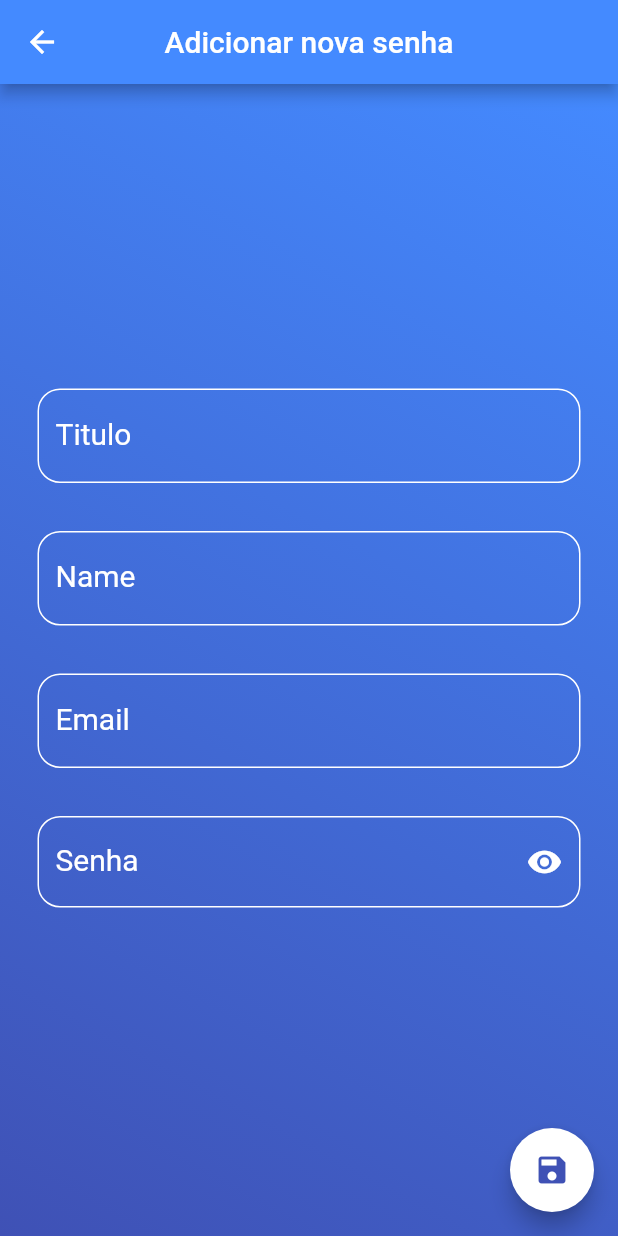
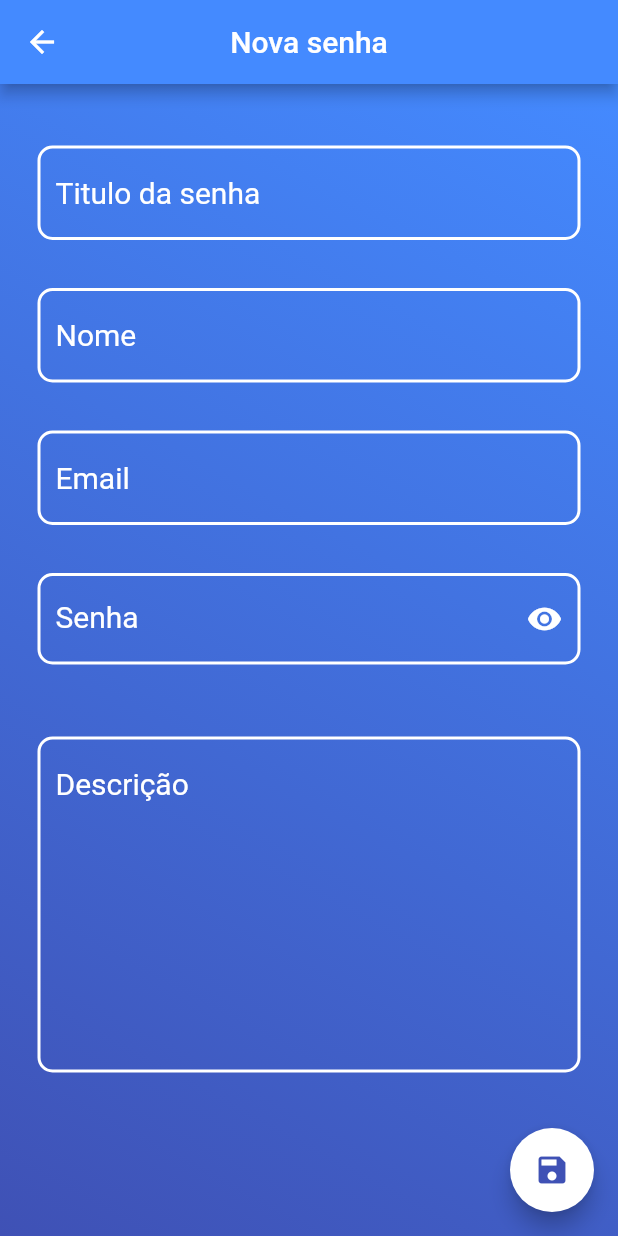
Before and after one commit to JulioMCDias/Cofre-de-Senha, a Flutter app: the ListPasswordScreen screen opened directly, after a tap on the "add" icon, on a phone screen of 412 x 824 dp. Run offline on Flutter 3.47's test engine with Material 2 defaults, Android fonts, the phone set to English and light mode, and no system bars; our stand-ins replace flutter_svg.

Commit message:
added languages

```diff
--- /dev/null
+++ b/lib/l10n/intl_pt.arb
@@ -0,0 +1,25 @@
+{
+  "title": "Cofre de senha",
+  "titleNewPassword": "Nova senha",
+  "titleEditPassword": "Editar senha",
+  "titleBooks": "Cadernos",
+
+  "infoOpenRepository": "Abrir repositorio",
+  "infoRepository": "Repositório:",
+  "infoNameBook": "Nome do Caderno",
+  "fieldTitlePassword": "Titulo da senha",
+  "fieldName": "Nome",
+  "fieldEmail": "Email",
+  "fieldPassword": "Senha",
+  "hintPassword": "Enter com a senha do repositorio",
+  "fieldDescription": "Descrição",
+
+  "btnOpenRepository": "Abrir",
+  "btnNewRepository": "Criar Repositório",
+  "btnCancel": "Cancelar",
+  "btnSave": "Save",
+
+  "checkBoxBiometric": "usar biometria",
+  "checkBoxPassword": "Relembrar senha"
+
+}
--- a/lib/ui/screens/add_password_screen.dart
+++ b/lib/ui/screens/add_password_screen.dart
@@ -1,6 +1,7 @@
+import 'package:cofresenha/generated/l10n.dart';
 import 'package:cofresenha/ui/widget/background_decoration.dart';
 import 'package:cofresenha/ui/widget/custom_text_filder.dart';
-import 'package:cofresenha/ui/widget/custom_text_from_field.dart';
+import 'package:cofresenha/ui/widget/text_from_field_password.dart';
 import 'package:flutter/material.dart';
 
 class AddPasswordScreen extends StatefulWidget {
@@ -9,13 +10,16 @@ class AddPasswordScreen extends StatefulWidget {
 }
 
 class _AddPasswordScreenState extends State<AddPasswordScreen> {
+
+  final _textEditingPassword = TextEditingController();
+
   @override
   Widget build(BuildContext context) {
     return Scaffold(
       appBar: AppBar(
         backgroundColor: Colors.blueAccent,
         centerTitle: true,
-        title: Text( "Adicionar nova senha",
+          title: Text(S.of(context).titleNewPassword,
           style: TextStyle(color: Theme.of(context).primaryColor),
         ),
         leading: IconButton(
@@ -29,7 +33,6 @@ class _AddPasswordScreenState extends State<AddPasswordScreen> {
       body: Container(
         decoration: BackgroundDecoration(),
         height: double.infinity,
-          child: Center(
           child: SingleChildScrollView(
             padding: const EdgeInsets.all(25.0),
             child: Column(
@@ -37,7 +40,7 @@ class _AddPasswordScreenState extends State<AddPasswordScreen> {
                 Padding(
                   padding: const EdgeInsets.symmetric(vertical: 16),
                   child: CustomTextField(
-                      labelText: "Titulo",
+                    labelText: S.of(context).fieldTitlePassword,
                     fontSize: 20,
                     borderColor: Theme.of(context).primaryColor,
                     textColor: Theme.of(context).primaryColor,
@@ -46,7 +49,7 @@ class _AddPasswordScreenState extends State<AddPasswordScreen> {
                 Padding(
                   padding: const EdgeInsets.symmetric(vertical: 16),
                   child: CustomTextField(
-                      labelText: "Name",
+                    labelText: S.of(context).fieldName,
                     fontSize: 20,
                     borderColor: Theme.of(context).primaryColor,
                     textColor: Theme.of(context).primaryColor,
@@ -55,7 +58,7 @@ class _AddPasswordScreenState extends State<AddPasswordScreen> {
                 Padding(
                   padding: const EdgeInsets.symmetric(vertical: 16),
                   child: CustomTextField(
-                      labelText: "Email",
+                    labelText: S.of(context).fieldEmail,
                     fontSize: 20,
                     borderColor: Theme.of(context).primaryColor,
                     textColor: Theme.of(context).primaryColor,
@@ -63,12 +66,22 @@ class _AddPasswordScreenState extends State<AddPasswordScreen> {
                 ),
                 Padding(
                   padding: const EdgeInsets.only(top: 16, bottom: 32),
-                    child: CustomTextFromField(
-                      passwordVisible: true,
+                  child: TextFromFieldPassword(
+                    Theme.of(context).primaryColor, _textEditingPassword
+                  ),
+                ),
+                Padding(
+                  padding: const EdgeInsets.symmetric(vertical: 16),
+                  child: CustomTextField(
+                    minLines: 8,
+                    maxLines: 15,
+                    labelText: S.of(context).fieldDescription,
+                    fontSize: 20,
+                    borderColor: Theme.of(context).primaryColor,
+                    textColor: Theme.of(context).primaryColor,
                   ),
                 ),
               ],
-              ),
             ),
           ),
         ),
--- a/lib/ui/screens/list_password_screen.dart
+++ b/lib/ui/screens/list_password_screen.dart
@@ -1,6 +1,7 @@
 import 'package:cofresenha/data/model/note_password.dart';
 import 'package:cofresenha/ui/screens/add_password_screen.dart';
 import 'package:cofresenha/ui/widget/background_decoration.dart';
+import 'package:cofresenha/ui/widget/card_password.dart';
 import 'package:flutter/cupertino.dart';
 import 'package:flutter/material.dart';
 
@@ -12,7 +13,6 @@ class ListPasswordScreen extends StatefulWidget {
 class _ListPasswordScreenState extends State<ListPasswordScreen> {
   final List<NotePassword> _notePasswords = List();
   final String _title = "Sites";
-  bool _passwordVisible = true;
 
   @override
   void initState() {
@@ -20,6 +20,8 @@ class _ListPasswordScreenState extends State<ListPasswordScreen> {
     _notePasswords.add(NotePassword(name: "nome", title: "Titulo",
       email: "email@test.com", password: "password"));
 
+    _notePasswords.add(NotePassword(name: "nomess", title: "Titulo",
+      email: "email@test.com", password: "passwoadssdrd"));
   }
 
   @override
@@ -47,7 +49,7 @@ class _ListPasswordScreenState extends State<ListPasswordScreen> {
             padding: EdgeInsets.all(10),
             itemCount: _notePasswords.length,
             itemBuilder: (context, index){
-              return _infoCard(context, _notePasswords[index]);
+              return CardPassword(_notePasswords[index]);
             },
           )
         )
@@ -63,70 +65,4 @@ class _ListPasswordScreenState extends State<ListPasswordScreen> {
       ),
     );
   }
-
-  Widget _infoCard (context, NotePassword notePassword){
-    return GestureDetector(
-      child: Card(
-        shape: RoundedRectangleBorder(
-          borderRadius: BorderRadius.circular(15)
-        ),
-        elevation: 5,
-        child: Row(
-          children: [
-            Expanded(
-              child: Column(
-                children: [
-                  Padding(
-                    padding: const EdgeInsets.all(8.0),
-                    child: Text(notePassword.title, style: TextStyle(color: Colors.indigo, fontSize: 22),),
-                  ),
-                  Text(notePassword.email, style: TextStyle(color: Colors.indigo, fontSize: 18)),
-                  Padding(
-                    padding: const EdgeInsets.all(8.0),
-                    child: Row(
-                      mainAxisAlignment: MainAxisAlignment.start,
-                      children: [
-                        Padding(
-                          padding: const EdgeInsets.only(left: 32),
-                          child: Text(notePassword.name,
-                            style: TextStyle(color: Colors.indigo, fontSize: 18,),
-                            textAlign: TextAlign.left,
-                          ),
-                        ),
-                        Expanded(
-                          child: Padding(
-                            padding: const EdgeInsets.symmetric(vertical: 8, horizontal: 16),
-                            child: Text(notePassword.password,
-                              style: TextStyle(color: Colors.indigo, fontSize: 18),
-                              textAlign: TextAlign.right,
-                            ),
-                          )
-                        ),
-                        Padding(
-                          padding: const EdgeInsets.only(left: 8),
-                          child: IconButton(
-                            icon: Icon(
-                              _passwordVisible
-                                ? Icons.visibility
-                                : Icons.visibility_off,
-                              color: Colors.indigo,
-                            ),
-                            onPressed: () {
-                              setState(() {
-                                _passwordVisible = !_passwordVisible;
-                              });
-                            },
-                          ),
-                        ),
-                      ],
-                    ),
-                  ),
-                ],
-              ),
-            ),
-          ],
-        ),
-      ),
-    );
-  }
 }
--- /dev/null
+++ b/lib/ui/widget/card_password.dart
@@ -0,0 +1,78 @@
+import 'package:cofresenha/data/model/note_password.dart';
+import 'package:cofresenha/ui/widget/text_from_field_password.dart';
+import 'package:flutter/material.dart';
+
+
+class CardPassword extends StatefulWidget {
+  final NotePassword notePassword;
+  CardPassword(this.notePassword);
+
+  @override
+  _CardPasswordState createState() => _CardPasswordState(notePassword);
+}
+
+class _CardPasswordState extends State<CardPassword> {
+
+  final NotePassword _notePassword;
+  final _textEditingPassword = TextEditingController();
+
+  _CardPasswordState(this._notePassword);
+
+
+  @override
+  void initState() {
+    super.initState();
+    _textEditingPassword.text = _notePassword.password;
+  }
+
+
+
+  @override
+  Widget build(BuildContext context) {
+    return GestureDetector(
+      child: Card(
+        shape: RoundedRectangleBorder(
+          borderRadius: BorderRadius.circular(15)
+        ),
+        elevation: 5,
+        child: Row(
+          children: [
+            Expanded(
+              child: Column(
+                children: [
+                  Padding(
+                    padding: const EdgeInsets.all(8.0),
+                    child: Text(_notePassword.title, style: TextStyle(color: Colors.indigo, fontSize: 22),),
+                  ),
+                  Text(_notePassword.email, style: TextStyle(color: Colors.indigo, fontSize: 18)),
+                  Padding(
+                    padding: const EdgeInsets.all(8.0),
+                    child: Row(
+                      mainAxisAlignment: MainAxisAlignment.start,
+                      children: [
+                        Padding(
+                          padding: const EdgeInsets.only(left: 32),
+                          child: Text(_notePassword.name,
+                            style: TextStyle(color: Colors.indigo, fontSize: 18,),
+                            textAlign: TextAlign.left,
+                          ),
+                        ),
+                        Expanded(
+                          child: TextFromFieldPassword(
+                            Colors.indigo, _textEditingPassword,
+                            editable: true,
+                            textAlign: TextAlign.right,
+                          )
+                        ),
+                      ],
+                    ),
+                  ),
+                ],
+              ),
+            ),
+          ],
+        ),
+      ),
+    );
+  }
+}
--- a/lib/ui/widget/custom_text_filder.dart
+++ b/lib/ui/widget/custom_text_filder.dart
@@ -5,22 +5,29 @@ class CustomTextField extends TextField {
   final Color textColor;
   final Color borderColor;
   final double fontSize;
+  final int minLines;
+  final int maxLines;
 
   CustomTextField({
     this.labelText,
     this.textColor,
     this.borderColor,
-    this.fontSize
+    this.fontSize,
+    this.minLines,
+    this.maxLines
   }) : super(
+          minLines: minLines,
+          maxLines: maxLines,
           decoration: InputDecoration(
           labelText: labelText,
           labelStyle: TextStyle(color: textColor),
+          alignLabelWithHint: true,
           enabledBorder: OutlineInputBorder(
-            borderRadius: BorderRadius.circular(15),
-            borderSide: BorderSide(color: borderColor)
+            borderRadius: BorderRadius.circular(10),
+            borderSide: BorderSide(color: borderColor, width: 2)
           ),
           border: OutlineInputBorder(
-              borderRadius: BorderRadius.circular(15),
+              borderRadius: BorderRadius.circular(10),
               borderSide: BorderSide(color: borderColor)),
         ),
     style: TextStyle(color: Colors.white, fontSize: fontSize)
--- a/lib/ui/widget/custom_text_from_field.dart
+++ /dev/null
@@ -1,53 +0,0 @@
-import 'package:flutter/material.dart';
-
-class CustomTextFromField extends StatefulWidget {
-  final controller;
-  bool passwordVisible ;
-  CustomTextFromField({
-    this.controller,
-    this.passwordVisible = false,
-  });
-
-  @override
-  _CustomTextFromFieldState createState() => _CustomTextFromFieldState();
-}
-
-class _CustomTextFromFieldState extends State<CustomTextFromField> {
-
-  @override
-  Widget build(BuildContext context) {
-    return TextFormField(
-      style: TextStyle(color: Theme.of(context).primaryColor, fontSize: 18),
-      keyboardType: TextInputType.text,
-      controller: widget.controller,
-      obscureText: widget.passwordVisible,//This will obscure text dynamically
-      decoration: InputDecoration(
-        labelText: 'Senha',
-        labelStyle: TextStyle(fontSize:20, color: Theme.of(context).primaryColor),
-        hintText: 'Enter com a senha do repositorio',
-        hintStyle: TextStyle(color: Theme.of(context).primaryColor),
-        enabledBorder: OutlineInputBorder(
-          borderRadius: BorderRadius.circular(15),
-          borderSide: BorderSide(color:  Theme.of(context).primaryColor)
-        ),
-        border: OutlineInputBorder(
-          borderRadius: BorderRadius.circular(15),
-          borderSide: BorderSide(color:  Theme.of(context).primaryColor)),
-        // Here is key idea
-        suffixIcon: IconButton(
-          icon: Icon(
-            widget.passwordVisible
-              ? Icons.visibility
-              : Icons.visibility_off,
-            color: Theme.of(context).primaryColor,
-          ),
-          onPressed: () {
-            setState(() {
-              widget.passwordVisible = !widget.passwordVisible;
-            });
-          },
-        ),
-      ),
-    );
-  }
-}
--- /dev/null
+++ b/lib/ui/widget/text_from_field_password.dart
@@ -0,0 +1,71 @@
+import 'package:cofresenha/generated/l10n.dart';
+import 'package:flutter/material.dart';
+
+class TextFromFieldPassword extends StatefulWidget {
+  final TextEditingController controller;
+  final Color color;
+  final bool passwordVisible;
+  final bool editable;
+  final TextAlign textAlign;
+
+  TextFromFieldPassword(
+    this.color,
+    this.controller,
+    {this.passwordVisible = false,
+      this.editable = false,
+      this.textAlign = TextAlign.start,
+    });
+
+  @override
+  _TextFromFieldPasswordState createState() => _TextFromFieldPasswordState(!passwordVisible);
+}
+
+
+class _TextFromFieldPasswordState extends State<TextFromFieldPassword> {
+
+  bool _passwordVisible;
+  _TextFromFieldPasswordState(this._passwordVisible);
+
+
+  @override
+  Widget build(BuildContext context) {
+    return TextFormField(
+      textAlign: widget.textAlign,
+      style: TextStyle(color: widget.color, fontSize: 18),
+      keyboardType: TextInputType.text,
+      controller: widget.controller,
+      readOnly: widget.editable,
+      obscureText: _passwordVisible,
+      decoration: InputDecoration(
+        labelText: S.of(context).fieldPassword,
+        labelStyle: TextStyle(fontSize:20, color: Theme.of(context).primaryColor),
+        hintText: S.of(context).hintPassword,
+        hintStyle: TextStyle(color: Theme.of(context).primaryColor),
+        enabledBorder: OutlineInputBorder(
+          borderRadius: BorderRadius.circular(10),
+          borderSide: BorderSide(width: 2, color:  Theme.of(context).primaryColor)
+        ),
+        border: OutlineInputBorder(
+          borderRadius: BorderRadius.circular(10),
+          borderSide: BorderSide(
+            width: 2,
+            color:  Theme.of(context).primaryColor)
+        ),
+        // Here is key idea
+        suffixIcon: IconButton(
+          icon: Icon(
+            _passwordVisible
+              ? Icons.visibility
+              : Icons.visibility_off,
+            color: widget.color,
+          ),
+          onPressed: () {
+            setState(() {
+              _passwordVisible = !_passwordVisible;
+            });
+          },
+        ),
+      ),
+    );
+  }
+}
```
Also changed, not shown: lib/main.dart (+9 -1 lines), lib/ui/screens/list_book_screen.dart (+5 -3 lines), lib/ui/screens/open_repository_screen.dart (+14 -9 lines), lib/ui/screens/splash_screen.dart (+30 -27 lines), pubspec.yaml (+7 -4 lines), lib/generated/intl/messages_all.dart (added), lib/generated/intl/messages_pt.dart (added), lib/generated/l10n.dart (added), pubspec.lock, 3 other files. Lines whose indentation alone changed are shown as unchanged.
